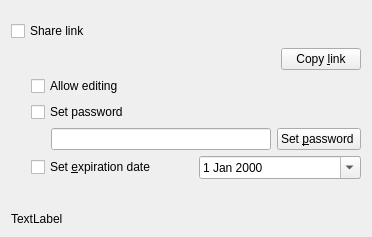
First picture: the form in src/gui/sharelinkwidget.ui, repository nextcloud/desktop, before the edit.
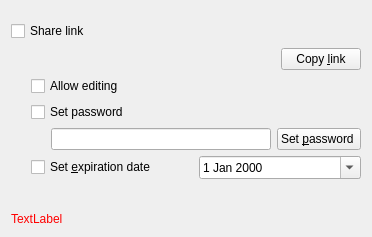
Second picture: the form after the edit.

Patch:
```diff
--- a/src/gui/sharelinkwidget.ui
+++ b/src/gui/sharelinkwidget.ui
@@ -36,6 +36,43 @@
        <verstretch>0</verstretch>
       </sizepolicy>
      </property>
+     <property name="palette">
+      <palette>
+       <active>
+        <colorrole role="WindowText">
+         <brush brushstyle="SolidPattern">
+          <color alpha="255">
+           <red>255</red>
+           <green>0</green>
+           <blue>0</blue>
+          </color>
+         </brush>
+        </colorrole>
+       </active>
+       <inactive>
+        <colorrole role="WindowText">
+         <brush brushstyle="SolidPattern">
+          <color alpha="255">
+           <red>255</red>
+           <green>0</green>
+           <blue>0</blue>
+          </color>
+         </brush>
+        </colorrole>
+       </inactive>
+       <disabled>
+        <colorrole role="WindowText">
+         <brush brushstyle="SolidPattern">
+          <color alpha="255">
+           <red>123</red>
+           <green>121</green>
+           <blue>134</blue>
+          </color>
+         </brush>
+        </colorrole>
+       </disabled>
+      </palette>
+     </property>
      <property name="text">
       <string>TextLabel</string>
      </property>
```
